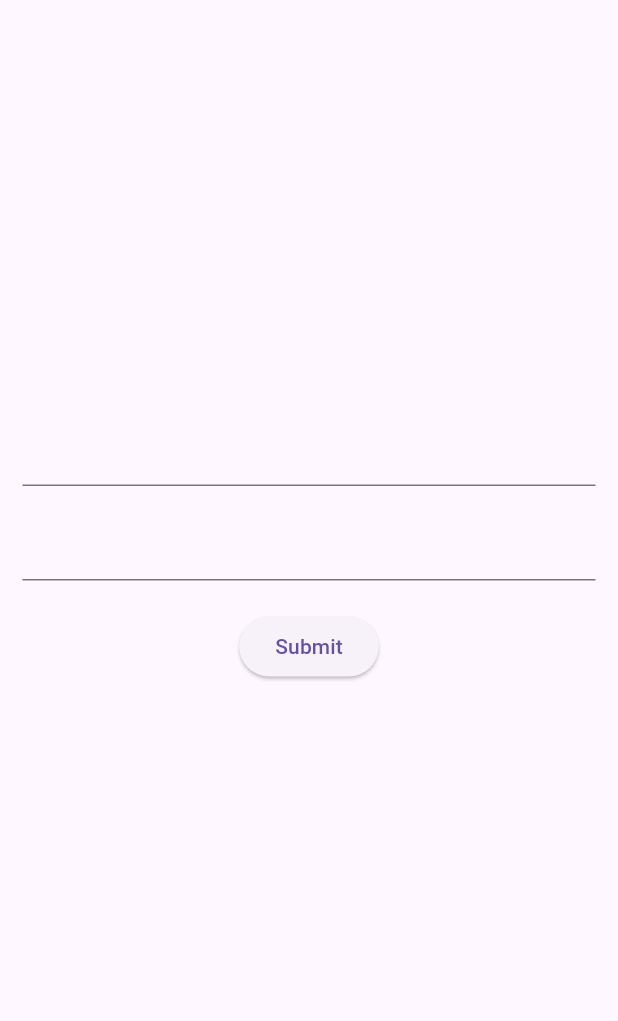
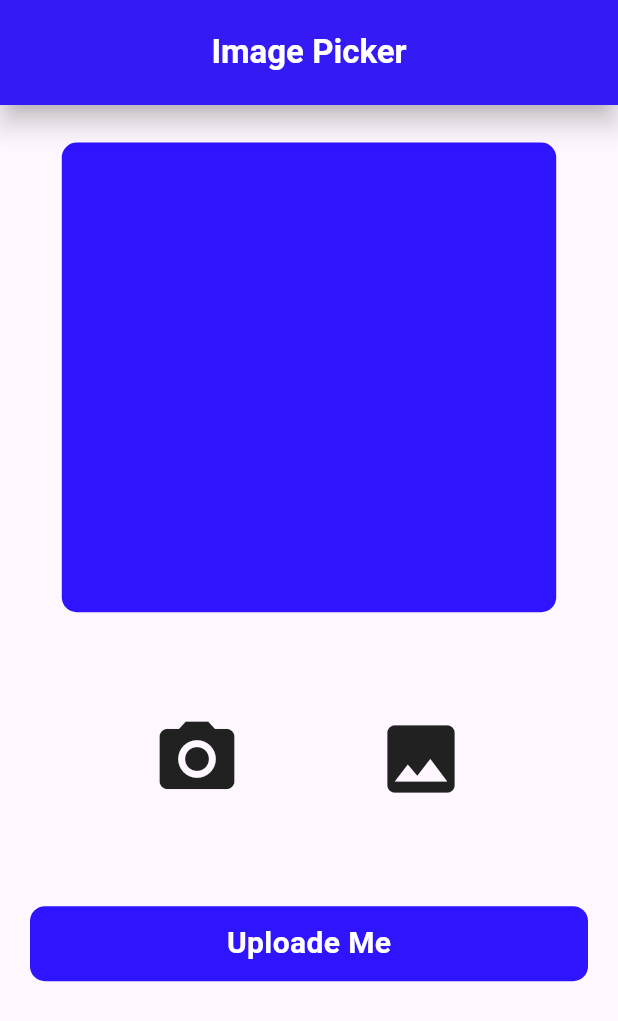
Before and after one commit to AnkitUmredkar/Resume_app_daily_task, a Flutter app: the screen it shows after launch, on a phone screen of 412 x 824 dp. Shown: the top 1021 px of the screen. Run offline on Flutter 3.47's test engine with Material 3 defaults, Android fonts, the phone set to English and light mode, and no system bars; our stand-ins replace image_picker.

Commit message:
Resume App Daily Task

```diff
--- /dev/null
+++ b/lib/Daily_Task/image_picker.dart
@@ -0,0 +1,114 @@
+import 'dart:io';
+import 'package:flutter/material.dart';
+import 'package:image_picker/image_picker.dart';
+
+ImagePicker picker = ImagePicker();
+File? fileImage, Image;
+XFile? xFileImage;
+
+class imagePicker extends StatefulWidget {
+  const imagePicker({super.key});
+
+  @override
+  State<imagePicker> createState() => _imagePickerState();
+}
+
+class _imagePickerState extends State<imagePicker> {
+  @override
+  Widget build(BuildContext context) {
+    double width = MediaQuery.of(context).size.width;
+    double height = MediaQuery.of(context).size.height;
+    return SafeArea(
+      child: Scaffold(
+        appBar: AppBar(
+          backgroundColor: const Color(0xFF2e14ff),
+          elevation: 7,
+          shadowColor: Colors.black,
+          toolbarHeight: 70,
+          centerTitle: true,
+          title: const Text(
+            'Image Picker',
+            style: TextStyle(fontWeight: FontWeight.bold, color: Colors.white),
+          ),
+        ),
+        body: Padding(
+          padding: const EdgeInsets.fromLTRB(20, 25, 20, 20),
+          child: Center(
+            child: Column(
+              children: [
+                Container(
+                  height: height * 0.38,
+                  width: width * 0.8,
+                  margin: const EdgeInsets.only(bottom: 60),
+                  decoration: BoxDecoration(
+                    image: (fileImage != null)
+                        ? DecorationImage(
+                            fit: BoxFit.cover,
+                            image: FileImage(fileImage!),
+                          )
+                        : null,
+                    color: const Color(0xFF2e14ff),
+                    borderRadius: BorderRadius.circular(10),
+                  ),
+                ),
+                Row(
+                  mainAxisAlignment: MainAxisAlignment.spaceEvenly,
+                  children: [
+                    IconButton(
+                      onPressed: () async {
+                        xFileImage =
+                        await picker.pickImage(source: ImageSource.camera);
+                        setState(() {
+                          if (xFileImage != null) {
+                            fileImage = File(xFileImage!.path);
+                          }
+                        });
+                      },
+                      icon: const Icon(
+                        color: Color(0xFF212121),
+                        Icons.camera_alt,
+                        size: 60,
+                      ),
+                    ),
+                    IconButton(
+                      onPressed: () async {
+                        xFileImage =
+                            await picker.pickImage(source: ImageSource.gallery);
+                        setState(() {
+                          if (xFileImage != null) {
+                            fileImage = File(xFileImage!.path);
+                          }
+                        });
+                      },
+                      icon: const Icon(
+                        Icons.image,
+                        color: Color(0xFF212121),
+                        size: 60,
+                      ),
+                    ),
+                  ],
+                ),
+                Container(
+                  height: 50,
+                  width: width,
+                  alignment: Alignment.center,
+                  margin: const EdgeInsets.only(top: 60),
+                  decoration: BoxDecoration(
+                      borderRadius: BorderRadius.circular(10),
+                      color: const Color(0xFF2e14ff)),
+                  child: const Text(
+                    'Uploade Me',
+                    style: TextStyle(
+                        color: Colors.white,
+                        fontWeight: FontWeight.bold,
+                        fontSize: 20),
+                  ),
+                ),
+              ],
+            ),
+          ),
+        ),
+      ),
+    );
+  }
+}
--- a/lib/util/routes.dart
+++ b/lib/util/routes.dart
@@ -1,5 +1,6 @@
 import 'package:flutter/material.dart';
 import '../Daily_Task/drawer.dart';
+import '../Daily_Task/image_picker.dart';
 import '../Daily_Task/snack_bar.dart';
 import '../Daily_Task/text_field.dart';
 import '../Screen/Google_Login_Page/googleLoginPage.dart';
@@ -24,6 +25,9 @@ class AppRoutes {
 
     //TODO Snack Bar
     // '/': (context) => const snackBar(),
-    '/': (context) => textfield(),
+    // '/': (context) => textfield(),
+
+    //TODO Image Picker
+    '/': (context) => const imagePicker(),
   };
 }
--- a/pubspec.yaml
+++ b/pubspec.yaml
@@ -35,6 +35,7 @@ dependencies:
   # The following adds the Cupertino Icons font to your application.
   # Use with the CupertinoIcons class for iOS style icons.
   cupertino_icons: ^1.0.6
+  image_picker: ^1.1.1
 
 dev_dependencies:
   flutter_test:
```
Also changed, not shown: pubspec.lock, 5 other files.
